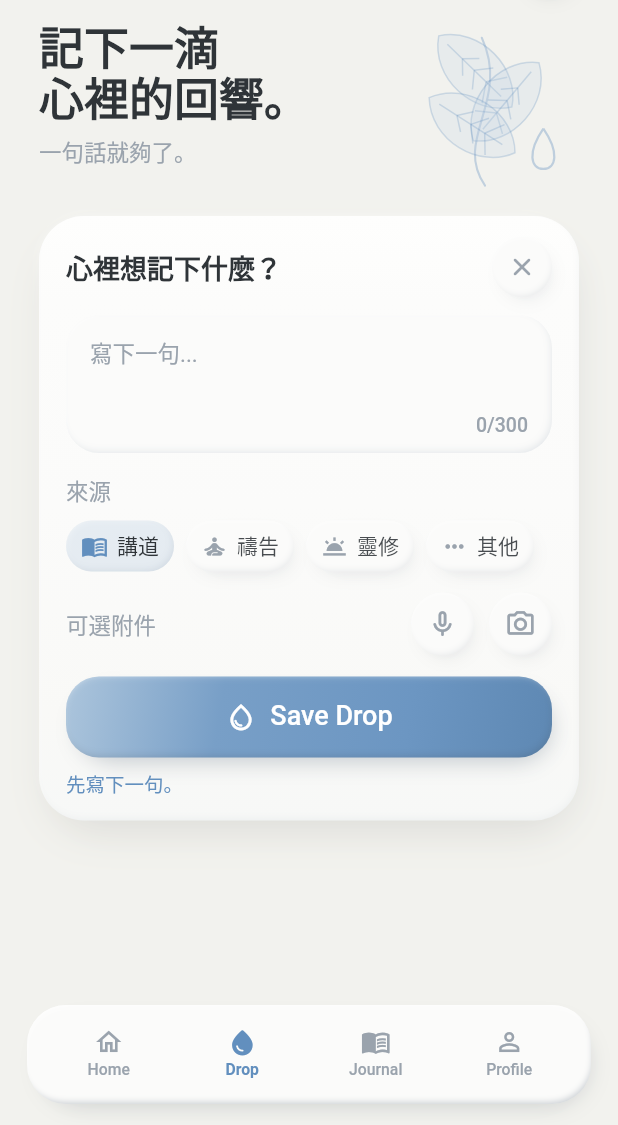
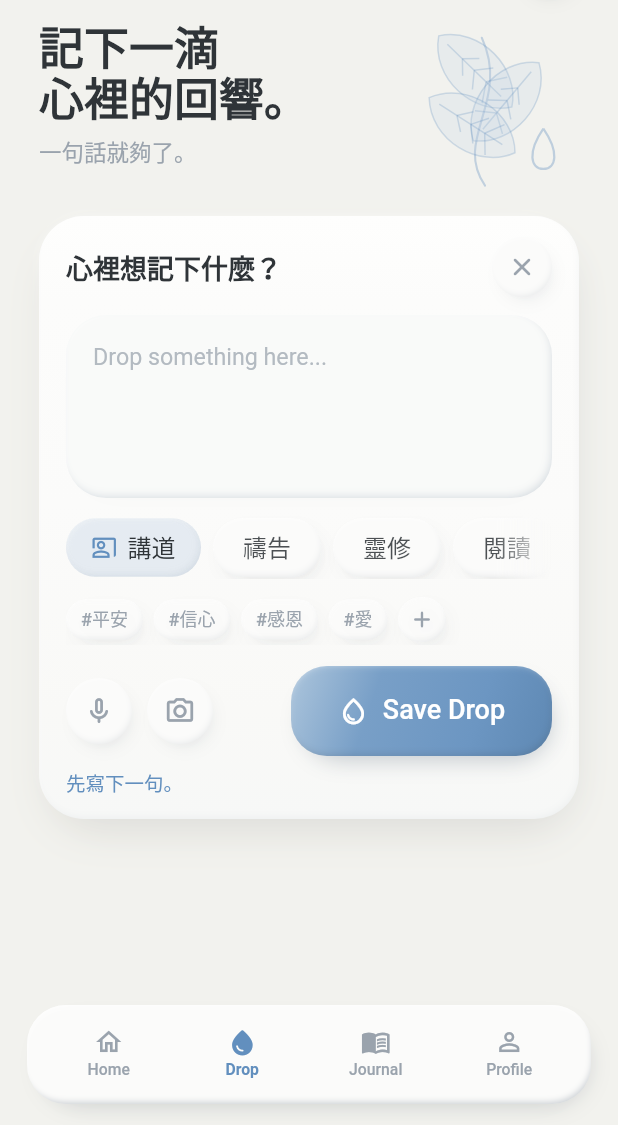
Before and after one commit to BlackAaadam/drop4up, a Flutter app: the screen it shows after launch, item 2 of the bottom bar chosen, after a tap on "Save Drop", on a phone screen of 412 x 824 dp, the part 111-1236 px from its top. Run offline on Flutter 3.47's test engine with Material 3 defaults, Android fonts, the phone set to English and light mode, and no system bars; our stand-ins replace flutter_inset_shadow.

Commit message:
Refine Drop capture layout

```diff
--- a/lib/screens/drop_screen.dart
+++ b/lib/screens/drop_screen.dart
@@ -7,11 +7,14 @@ import '../ui/soft_icon_button.dart';
 import '../ui/soft_surface.dart';
 
 const _sourceChips = [
-  _DropSource('講道', Icons.menu_book_outlined),
-  _DropSource('禱告', Icons.self_improvement_rounded),
+  _DropSource.material('講道', Icons.co_present_outlined),
+  _DropSource.material('禱告', Icons.volunteer_activism_outlined),
   _DropSource('靈修', Icons.wb_twilight_outlined),
-  _DropSource('其他', Icons.more_horiz_rounded),
+  _DropSource.material('閱讀', Icons.menu_book_outlined),
+  _DropSource.material('其他', Icons.more_horiz_rounded),
 ];
+
+const _manualTags = ['平安', '信心', '感恩', '愛'];
 
 class DropScreen extends StatelessWidget {
   const DropScreen({super.key});
@@ -99,6 +102,7 @@ class _DropEntryCard extends StatefulWidget {
 class _DropEntryCardState extends State<_DropEntryCard> {
   final TextEditingController _textController = TextEditingController();
   int _selectedSourceIndex = 0;
+  final Set<int> _selectedTagIndices = {};
   String? _statusText;
 
   @override
@@ -114,15 +118,24 @@ class _DropEntryCardState extends State<_DropEntryCard> {
       return;
     }
 
-    await ReflectionEntriesScope.read(
-      context,
-    ).addEntry(text: text, source: _sourceChips[_selectedSourceIndex].label);
+    final selectedTags = [
+      for (final index in _selectedTagIndices) _manualTags[index],
+    ];
+
+    await ReflectionEntriesScope.read(context).addEntry(
+      text: text,
+      source: _sourceChips[_selectedSourceIndex].label,
+      tags: selectedTags,
+    );
 
     if (!mounted) {
       return;
     }
     _textController.clear();
-    setState(() => _statusText = '已儲存在本機。');
+    setState(() {
+      _selectedTagIndices.clear();
+      _statusText = '已儲存在本機。';
+    });
   }
 
   @override
@@ -161,63 +174,12 @@ class _DropEntryCardState extends State<_DropEntryCard> {
             ],
           ),
           const SizedBox(height: 12),
-          Drop4UpTactileSurface(
-            variant: Drop4UpTactileSurfaceVariant.inset,
-            radius: 22,
-            height: 92,
-            padding: const EdgeInsets.fromLTRB(16, 14, 16, 10),
-            color: Drop4UpTokens.cardSurface,
-            child: Stack(
-              children: [
-                TextField(
-                  key: const Key('drop_text_input'),
-                  controller: _textController,
-                  maxLines: null,
-                  minLines: null,
-                  expands: true,
-                  maxLength: 300,
-                  decoration: InputDecoration(
-                    border: InputBorder.none,
-                    counterText: '',
-                    isCollapsed: true,
-                    hintText: '寫下一句...',
-                    hintStyle: textTheme.bodyLarge?.copyWith(
-                      fontSize: 15,
-                      color: Drop4UpTokens.textSecondary,
-                    ),
-                  ),
-                  style: textTheme.bodyLarge?.copyWith(fontSize: 15),
-                  cursorColor: Drop4UpTokens.primaryBlue,
-                ),
-                Positioned(
-                  right: 0,
-                  bottom: 0,
-                  child: ValueListenableBuilder<TextEditingValue>(
-                    valueListenable: _textController,
-                    builder: (context, value, _) {
-                      return Text(
-                        '${value.text.length}/300',
-                        style: textTheme.labelMedium?.copyWith(
-                          color: Drop4UpTokens.textSecondary,
-                        ),
-                      );
-                    },
-                  ),
-                ),
-              ],
-            ),
-          ),
-          const SizedBox(height: 14),
-          Text(
-            '來源',
-            style: textTheme.bodyMedium?.copyWith(
-              color: Drop4UpTokens.textSecondary,
-            ),
-          ),
-          const SizedBox(height: 10),
-          Wrap(
+          _DropEditorSurface(controller: _textController),
+          const SizedBox(height: 12),
+          _HorizontalChipRow(
+            height: 42,
             spacing: 8,
-            runSpacing: 8,
+            endPadding: 34,
             children: [
               for (var index = 0; index < _sourceChips.length; index++)
                 _SourceChip(
@@ -227,21 +189,36 @@ class _DropEntryCardState extends State<_DropEntryCard> {
                 ),
             ],
           ),
+          const SizedBox(height: 10),
+          _HorizontalChipRow(
+            height: 34,
+            spacing: 7,
+            endPadding: 22,
+            children: [
+              for (var index = 0; index < _manualTags.length; index++)
+                _ManualTagChip(
+                  label: '#${_manualTags[index]}',
+                  selected: _selectedTagIndices.contains(index),
+                  onTap: () {
+                    setState(() {
+                      if (_selectedTagIndices.contains(index)) {
+                        _selectedTagIndices.remove(index);
+                      } else {
+                        _selectedTagIndices.add(index);
+                      }
+                    });
+                  },
+                ),
+              _AddTagChip(onTap: () {}),
+            ],
+          ),
           const SizedBox(height: 14),
           Row(
             children: [
-              Expanded(
-                child: Text(
-                  '可選附件',
-                  style: textTheme.bodyMedium?.copyWith(
-                    color: Drop4UpTokens.textSecondary,
-                  ),
-                ),
-              ),
               SoftIconButton(
                 icon: Icons.mic_none_rounded,
                 label: '語音',
-                size: 42,
+                size: 44,
                 iconSize: 21,
                 onTap: () {},
               ),
@@ -249,21 +226,20 @@ class _DropEntryCardState extends State<_DropEntryCard> {
               SoftIconButton(
                 icon: Icons.photo_camera_outlined,
                 label: '相機',
-                size: 42,
+                size: 44,
                 iconSize: 21,
                 onTap: () {},
               ),
-            ],
-          ),
-          const SizedBox(height: 14),
+              const Spacer(),
               GestureDetector(
                 key: const Key('save_drop_button'),
                 behavior: HitTestBehavior.opaque,
                 onTap: entriesController.isSaving ? null : _saveDrop,
                 child: Drop4UpTactileSurface(
                   variant: Drop4UpTactileSurfaceVariant.primaryRaised,
-              height: 54,
-              radius: 22,
+                  width: 174,
+                  height: 60,
+                  radius: 24,
                   color: Drop4UpTokens.primaryBlue,
                   child: Center(
                     child: Row(
@@ -275,17 +251,23 @@ class _DropEntryCardState extends State<_DropEntryCard> {
                           color: Drop4UpTokens.softWhite,
                         ),
                         const SizedBox(width: 9),
-                    Text(
+                        Flexible(
+                          child: Text(
                             entriesController.isSaving ? '儲存中...' : 'Save Drop',
+                            maxLines: 1,
+                            overflow: TextOverflow.ellipsis,
                             style: textTheme.titleMedium?.copyWith(
                               color: Drop4UpTokens.softWhite,
                               fontWeight: FontWeight.w500,
+                            ),
                           ),
                         ),
                       ],
                     ),
                   ),
                 ),
+              ),
+            ],
           ),
           if (_statusText != null) ...[
             const SizedBox(height: 10),
@@ -410,6 +392,110 @@ class _QuietLeafPainter extends CustomPainter {
   bool shouldRepaint(covariant CustomPainter oldDelegate) => false;
 }
 
+class _DropEditorSurface extends StatelessWidget {
+  const _DropEditorSurface({required this.controller});
+
+  final TextEditingController controller;
+
+  @override
+  Widget build(BuildContext context) {
+    final textTheme = Theme.of(context).textTheme;
+
+    return Drop4UpTactileSurface(
+      variant: Drop4UpTactileSurfaceVariant.pressed,
+      radius: 27,
+      height: 122,
+      padding: const EdgeInsets.fromLTRB(18, 17, 18, 15),
+      color: Color.alphaBlend(
+        Drop4UpTokens.lightBlue.withValues(alpha: 0.028),
+        Drop4UpTokens.cardSurface,
+      ),
+      child: TextField(
+        key: const Key('drop_text_input'),
+        controller: controller,
+        maxLines: null,
+        minLines: null,
+        expands: true,
+        maxLength: 300,
+        decoration: InputDecoration(
+          border: InputBorder.none,
+          counterText: '',
+          isCollapsed: true,
+          hintText: 'Drop something here...',
+          hintStyle: textTheme.bodyLarge?.copyWith(
+            fontSize: 15.5,
+            height: 1.42,
+            color: Drop4UpTokens.textSecondary.withValues(alpha: 0.74),
+          ),
+        ),
+        style: textTheme.bodyLarge?.copyWith(
+          fontSize: 15.5,
+          height: 1.42,
+          color: Drop4UpTokens.textPrimary,
+        ),
+        cursorColor: Drop4UpTokens.primaryBlue,
+      ),
+    );
+  }
+}
+
+class _HorizontalChipRow extends StatelessWidget {
+  const _HorizontalChipRow({
+    required this.children,
+    required this.spacing,
+    required this.height,
+    this.endPadding = 0,
+  });
+
+  final List<Widget> children;
+  final double spacing;
+  final double height;
+  final double endPadding;
+
+  @override
+  Widget build(BuildContext context) {
+    final scrollRow = ScrollConfiguration(
+      behavior: ScrollConfiguration.of(context).copyWith(scrollbars: false),
+      child: SingleChildScrollView(
+        scrollDirection: Axis.horizontal,
+        clipBehavior: Clip.hardEdge,
+        child: Align(
+          alignment: Alignment.centerLeft,
+          child: Row(
+            mainAxisSize: MainAxisSize.min,
+            children: [
+              for (var index = 0; index < children.length; index++) ...[
+                if (index > 0) SizedBox(width: spacing),
+                children[index],
+              ],
+              if (endPadding > 0) SizedBox(width: endPadding),
+            ],
+          ),
+        ),
+      ),
+    );
+
+    return SizedBox(
+      width: double.infinity,
+      height: height,
+      child: ClipRect(
+        child: ShaderMask(
+          blendMode: BlendMode.dstIn,
+          shaderCallback: (bounds) {
+            return const LinearGradient(
+              begin: Alignment.centerLeft,
+              end: Alignment.centerRight,
+              colors: [Colors.black, Colors.black, Colors.transparent],
+              stops: [0, 0.88, 1],
+            ).createShader(bounds);
+          },
+          child: scrollRow,
+        ),
+      ),
+    );
+  }
+}
+
 class _SourceChip extends StatelessWidget {
   const _SourceChip({
     required this.source,
@@ -418,6 +504,60 @@ class _SourceChip extends StatelessWidget {
   });
 
   final _DropSource source;
+  final bool selected;
+  final VoidCallback onTap;
+
+  @override
+  Widget build(BuildContext context) {
+    final textTheme = Theme.of(context).textTheme;
+    final icon = source.icon;
+    final horizontalPadding = selected ? 17.0 : 20.0;
+
+    return GestureDetector(
+      behavior: HitTestBehavior.opaque,
+      onTap: onTap,
+      child: Drop4UpTactileSurface(
+        variant: selected
+            ? Drop4UpTactileSurfaceVariant.inset
+            : Drop4UpTactileSurfaceVariant.raised,
+        color: selected
+            ? Drop4UpTokens.lightBlue.withValues(alpha: 0.36)
+            : Drop4UpTokens.cardSurface,
+        radius: Drop4UpTokens.pillRadius,
+        height: 39,
+        padding: EdgeInsets.symmetric(horizontal: horizontalPadding),
+        child: Row(
+          mainAxisSize: MainAxisSize.min,
+          children: [
+            if (selected && icon != null) ...[
+              Icon(icon, size: 17, color: Drop4UpTokens.primaryBlue),
+              const SizedBox(width: 7),
+            ],
+            Text(
+              source.label,
+              style: textTheme.labelMedium?.copyWith(
+                fontSize: 16,
+                fontWeight: FontWeight.w500,
+                color: selected
+                    ? Drop4UpTokens.textPrimary
+                    : Drop4UpTokens.textPrimary.withValues(alpha: 0.86),
+              ),
+            ),
+          ],
+        ),
+      ),
+    );
+  }
+}
+
+class _ManualTagChip extends StatelessWidget {
+  const _ManualTagChip({
+    required this.label,
+    required this.selected,
+    required this.onTap,
+  });
+
+  final String label;
   final bool selected;
   final VoidCallback onTap;
 
@@ -433,31 +573,44 @@ class _SourceChip extends StatelessWidget {
             ? Drop4UpTactileSurfaceVariant.inset
             : Drop4UpTactileSurfaceVariant.raised,
         color: selected
-            ? Drop4UpTokens.lightBlue.withValues(alpha: 0.36)
-            : Drop4UpTokens.cardSurface,
+            ? Drop4UpTokens.lightBlue.withValues(alpha: 0.24)
+            : Drop4UpTokens.cardSurface.withValues(alpha: 0.94),
         radius: Drop4UpTokens.pillRadius,
-        padding: const EdgeInsets.symmetric(horizontal: 10, vertical: 8),
-        child: Row(
-          mainAxisSize: MainAxisSize.min,
-          children: [
-            Icon(
-              source.icon,
-              size: 18,
+        padding: const EdgeInsets.symmetric(horizontal: 10, vertical: 6),
+        child: Text(
+          label,
+          style: textTheme.labelMedium?.copyWith(
+            fontSize: 12,
             color: selected
                 ? Drop4UpTokens.primaryBlue
                 : Drop4UpTokens.textSecondary,
           ),
-            const SizedBox(width: 6),
-            Text(
-              source.label,
-              style: textTheme.labelMedium?.copyWith(
-                fontSize: 14,
-                color: selected
-                    ? Drop4UpTokens.textPrimary
-                    : Drop4UpTokens.textPrimary.withValues(alpha: 0.88),
         ),
       ),
-          ],
+    );
+  }
+}
+
+class _AddTagChip extends StatelessWidget {
+  const _AddTagChip({required this.onTap});
+
+  final VoidCallback onTap;
+
+  @override
+  Widget build(BuildContext context) {
+    return GestureDetector(
+      behavior: HitTestBehavior.opaque,
+      onTap: onTap,
+      child: Drop4UpTactileSurface(
+        variant: Drop4UpTactileSurfaceVariant.raised,
+        color: Drop4UpTokens.cardSurface.withValues(alpha: 0.92),
+        radius: Drop4UpTokens.pillRadius,
+        width: 32,
+        height: 30,
+        child: const Icon(
+          Icons.add_rounded,
+          size: 18,
+          color: Drop4UpTokens.textSecondary,
         ),
       ),
     );
@@ -466,7 +619,8 @@ class _SourceChip extends StatelessWidget {
 
 class _DropSource {
   const _DropSource(this.label, this.icon);
+  const _DropSource.material(this.label, this.icon);
 
   final String label;
-  final IconData icon;
+  final IconData? icon;
 }
```
Also changed, not shown: 1 other file. Lines whose indentation alone changed are shown as unchanged.
